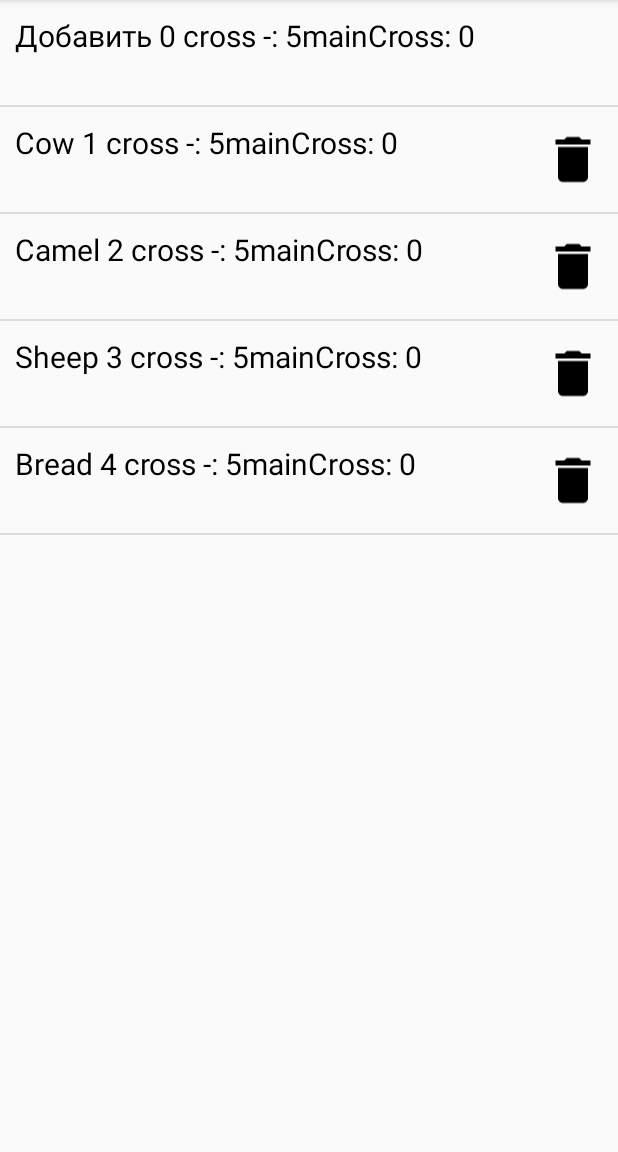
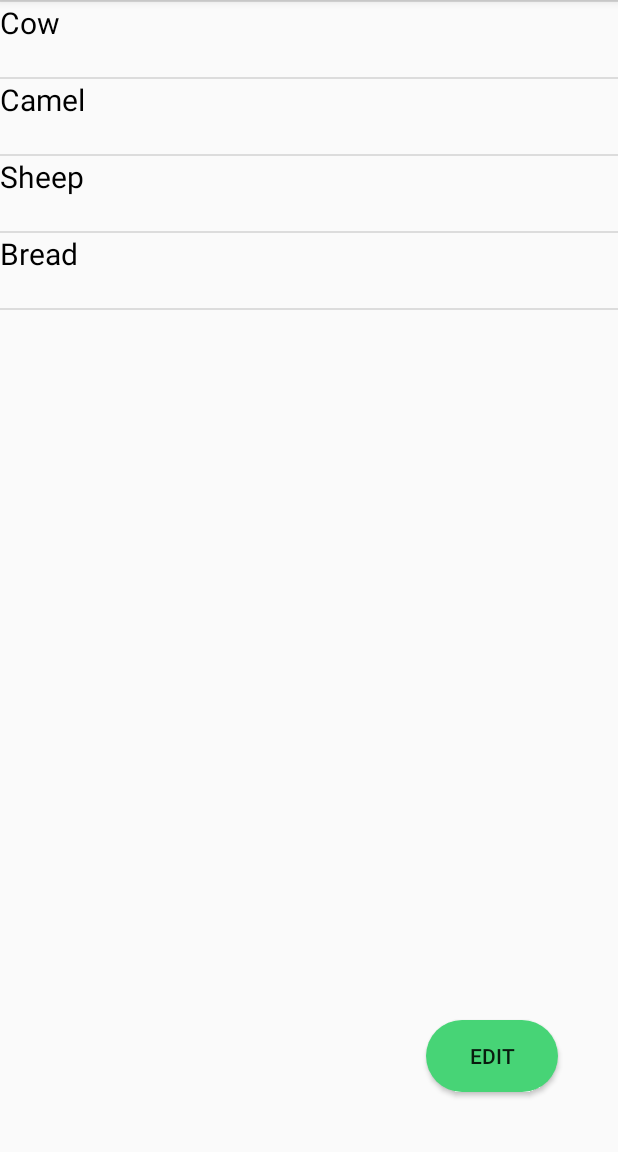
Before and after one commit to mypetproject/simplelists, an Android app: the screen it shows after launch (MainActivity), on a phone screen of 412 x 824 dp, the part 84-1236 px from its top. Run offline under Robolectric (Android 15) with nearby library versions, the phone set to English and light mode, and no system bars.

Commit message:
Edit holders and change of interface implemented

```diff
--- a/app/src/main/java/com/example/shoplist2/MyRecyclerViewAdapter.java
+++ b/app/src/main/java/com/example/shoplist2/MyRecyclerViewAdapter.java
@@ -6,6 +6,7 @@ import android.graphics.Paint;
 import android.view.LayoutInflater;
 import android.view.View;
 import android.view.ViewGroup;
+import android.widget.Button;
 import android.widget.ImageView;
 import android.widget.TextView;
 import android.widget.Toast;
@@ -46,14 +47,25 @@ public class MyRecyclerViewAdapter extends RecyclerView.Adapter<MyRecyclerViewAd
     @Override
     public void onBindViewHolder(ViewHolder holder, final int position) {
 
-        String animal = mData.get(position) + " " + position + " cross -: "+ (mData.size()-MainActivity.crossOutNumber) + "mainCross: " + MainActivity.crossOutNumber;
-
+        /*String animal = mData.get(position) + " " + position + " cross -: "
+                + (mData.size()-MainActivity.crossOutNumber) + "mainCross: "
+                + MainActivity.crossOutNumber + " vis: " + MainActivity.editButtonClicked;*/
+        String animal = mData.get(position);
         if (position == 0) {
             holder.mDeleteImage.setVisibility(View.INVISIBLE);
         } else {
             holder.mDeleteImage.setVisibility(View.VISIBLE);
         }
+        if (MainActivity.editButtonClicked == 1 ) {
+            holder.mDeleteImage.setVisibility(View.INVISIBLE);
+        }
+        if (MainActivity.editButtonClicked == 1 && position == 0) {
+            holder.myTextView.setVisibility(View.GONE);
+            holder.mDeleteImage.setVisibility(View.GONE);
+        } else {
+            holder.myTextView.setVisibility(View.VISIBLE);
 
+        }
             if (position >= (mData.size()-MainActivity.crossOutNumber)) {
 
             holder.myTextView.setPaintFlags(holder.myTextView.getPaintFlags() | Paint.STRIKE_THRU_TEXT_FLAG);
@@ -79,7 +91,16 @@ public class MyRecyclerViewAdapter extends RecyclerView.Adapter<MyRecyclerViewAd
     public class ViewHolder extends RecyclerView.ViewHolder implements View.OnClickListener {
         TextView myTextView;
         ImageView mDeleteImage;
+        //Button mEditButton = (Button) findViewById(R.id.edit_button);
 
+        /*mEditButton.setOnClickListener(new View.OnClickListener() {
+            @Override
+            public void onClick(View v) {
+                //Toast.makeText(v.getContext(), "You clicked edit button", Toast.LENGTH_SHORT).show();
+                //mDeleteImage.setVisibility(View.INVISIBLE);
+                //notifyItemChanged(1);
+            }
+        });*/
         ViewHolder(View itemView) {
             super(itemView);
 
@@ -91,8 +112,7 @@ public class MyRecyclerViewAdapter extends RecyclerView.Adapter<MyRecyclerViewAd
                     int position = getAdapterPosition();
                     if (position >= (mData.size()-MainActivity.crossOutNumber)) {
                         MainActivity.crossOutNumber--;
-                        //mCrossOutNumber--;
-                        //MainActivity.setCrossOutNumberInActivity(mCrossOutNumber);
+
                     }
                     if (position>0) {
 
@@ -103,6 +123,7 @@ public class MyRecyclerViewAdapter extends RecyclerView.Adapter<MyRecyclerViewAd
                 }
             });
 
+            // Добавить кнопку edit
             itemView.setOnClickListener(this);
         }
 
--- /dev/null
+++ b/app/src/main/res/drawable/round_edit_button.xml
@@ -0,0 +1,5 @@
+<?xml version="1.0" encoding="utf-8"?>
+<shape xmlns:android="http://schemas.android.com/apk/res/android" android:shape="rectangle">
+    <solid android:color="#47D476"/>
+    <corners android:radius="1000dp"/>
+</shape>
--- a/app/src/main/res/layout/activity_main.xml
+++ b/app/src/main/res/layout/activity_main.xml
@@ -1,6 +1,7 @@
 <?xml version="1.0" encoding="utf-8"?>
 <RelativeLayout
     xmlns:android="http://schemas.android.com/apk/res/android"
+
     android:layout_width="match_parent"
     android:layout_height="match_parent">
 
@@ -9,7 +10,15 @@
         android:layout_width="match_parent"
         android:layout_height="match_parent"/>
 
-
+    <Button
+        android:id="@+id/edit_button"
+        android:layout_width="wrap_content"
+        android:layout_height="wrap_content"
+        android:background="@drawable/round_edit_button"
+        android:text="@string/edit"
+        android:layout_alignParentBottom="true"
+        android:layout_alignParentEnd="true"
+        android:layout_margin="40dp"/>
 
 
 </RelativeLayout>
--- a/app/src/main/res/layout/recycler_layout.xml
+++ b/app/src/main/res/layout/recycler_layout.xml
@@ -4,7 +4,7 @@
     android:layout_width="match_parent"
     android:layout_height="wrap_content"
     android:orientation="horizontal"
-    android:padding="10dp">
+    >
 
     <TextView
         android:id="@+id/tvAnimalName"
@@ -19,8 +19,7 @@
         android:layout_weight="1"
         android:layout_width="80dp"
         android:layout_height="50dp"
-        android:layout_alignParentTop="true"
-        android:layout_alignParentEnd="true"
+
         android:src="@drawable/ic_delete" />
 
 
--- a/app/src/main/res/values/strings.xml
+++ b/app/src/main/res/values/strings.xml
@@ -1,3 +1,9 @@
 <resources>
     <string name="app_name">ShopList2</string>
+    <string name="hintPopup">Eeee</string>
+    <string name="enter_text">Enter text</string>
+    <string name="cancel">Cancel</string>
+    <string name="ok">OK</string>
+    <string name="next">NEXT</string>
+    <string name="edit">Edit</string>
 </resources>
```
Also changed, not shown: app/src/main/java/com/example/shoplist2/MainActivity.java (+47 -53 lines), app/src/main/res/layout/popup_window.xml (+8 -8 lines).
